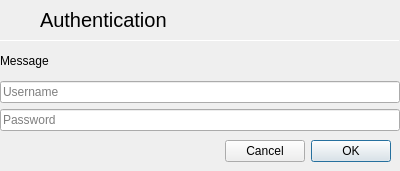
Old version of the form slate/SourceControl/GitDialogs/authenticationdialog.ui in the repository theCheeseboard/theSlate.
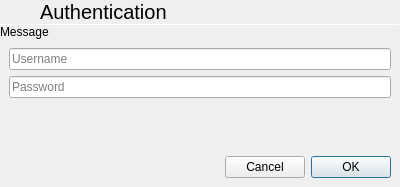
New version of the form. Icons and pictures are not drawn.

Commit message: New branch dialog is now a popover

What changed in the file:
```diff
--- a/slate/SourceControl/GitDialogs/authenticationdialog.ui
+++ b/slate/SourceControl/GitDialogs/authenticationdialog.ui
@@ -7,7 +7,7 @@
     <x>0</x>
     <y>0</y>
     <width>400</width>
-    <height>171</height>
+    <height>187</height>
    </rect>
   </property>
   <property name="windowTitle">
@@ -128,6 +128,18 @@
      <property name="spacing">
       <number>6</number>
      </property>
+     <property name="leftMargin">
+      <number>9</number>
+     </property>
+     <property name="topMargin">
+      <number>9</number>
+     </property>
+     <property name="rightMargin">
+      <number>9</number>
+     </property>
+     <property name="bottomMargin">
+      <number>9</number>
+     </property>
      <item>
       <widget class="QLineEdit" name="usernameBox">
        <property name="placeholderText">
@@ -147,6 +159,19 @@
      </item>
     </layout>
    </item>
+   <item>
+    <spacer name="verticalSpacer">
+     <property name="orientation">
+      <enum>Qt::Vertical</enum>
+     </property>
+     <property name="sizeHint" stdset="0">
+      <size>
+       <width>20</width>
+       <height>0</height>
+      </size>
+     </property>
+    </spacer>
+   </item>
    <item>
     <widget class="QWidget" name="windowControlsMac" native="true">
      <layout class="QHBoxLayout" name="horizontalLayout_2">
```
The commit also changes 1 other file.
